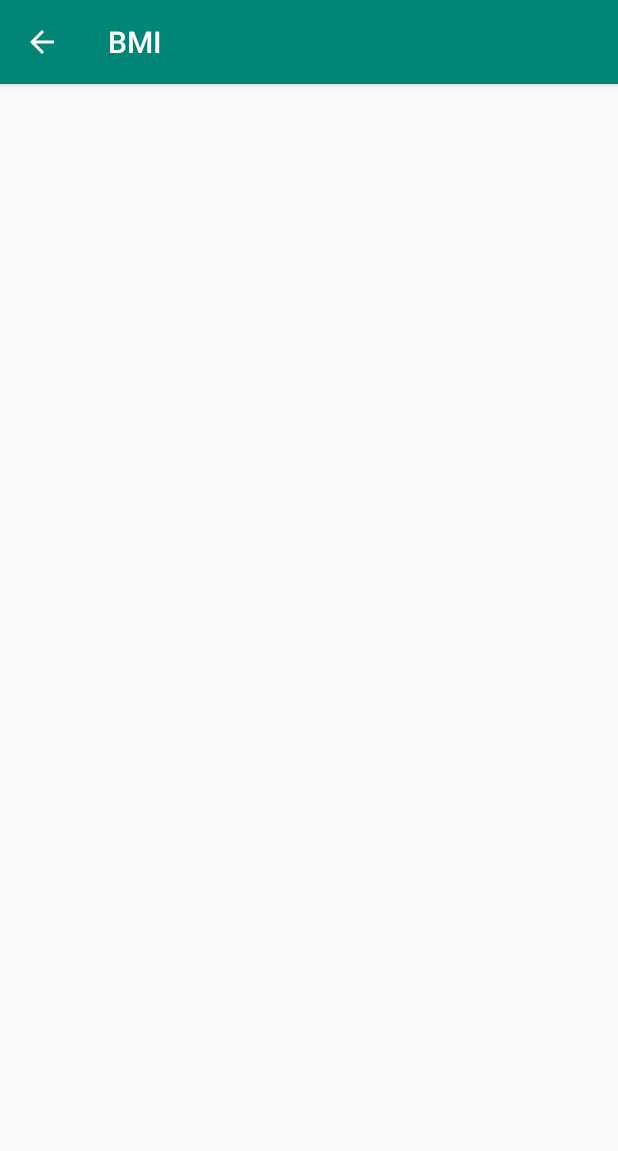
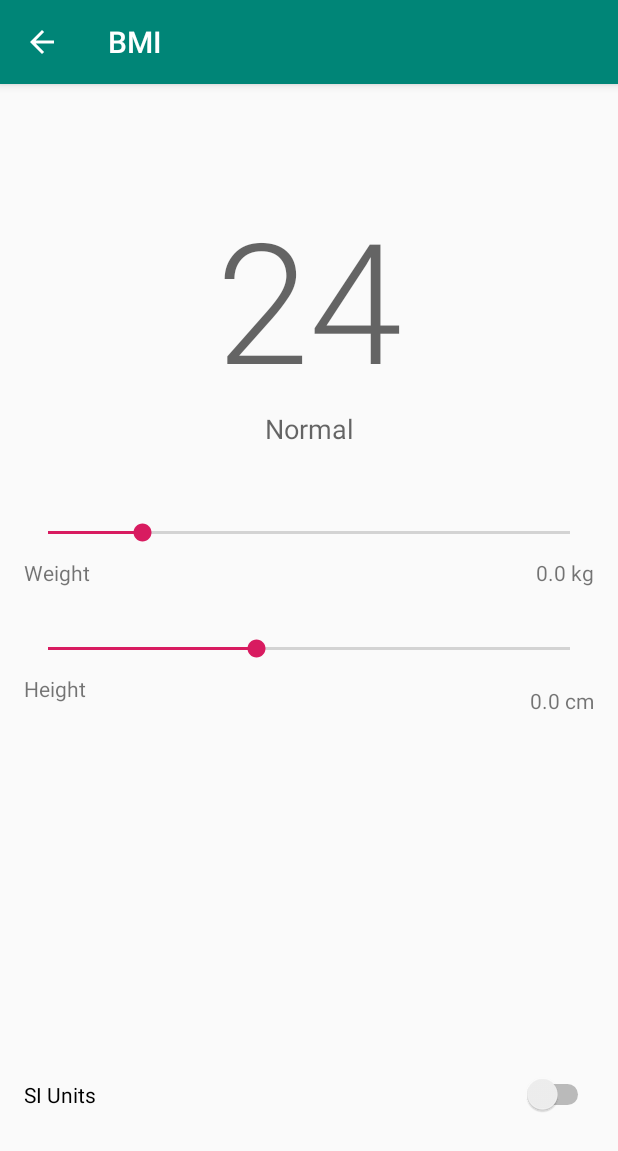
Before and after one commit to ragunathjawahar/bench-press, an Android app: the BmiActivity screen opened directly, with no data from a screen before it, on a phone screen of 412 x 824 dp. Shown: the top 1151 px of the screen. Run offline under Robolectric (Android 15) with nearby library versions, the phone set to English and light mode, and no system bars.

Commit message:
BMI, add XML layout and string resources.

```diff
--- a/app/src/main/java/io/redgreen/benchpress/bmi/BmiActivity.kt
+++ b/app/src/main/java/io/redgreen/benchpress/bmi/BmiActivity.kt
@@ -3,10 +3,19 @@ package io.redgreen.benchpress.bmi
 import android.os.Bundle
 import io.redgreen.benchpress.R
 import io.redgreen.benchpress.architecture.BaseActivity
+import kotlinx.android.synthetic.main.bmi_activity.*
 
 class BmiActivity : BaseActivity() {
   override fun onCreate(savedInstanceState: Bundle?) {
     super.onCreate(savedInstanceState)
     setContentView(R.layout.bmi_activity)
+    deleteMe()
+  }
+
+  private fun deleteMe() {
+    bmiTextView.text = 24.toString()
+    bmiCategoryTextView.text = getString(R.string.normal)
+    weightTextView.text = getString(R.string.template_weight_si, 0.0)
+    heightTextView.text = getString(R.string.template_height_si, 0.0)
   }
 }
--- a/app/src/main/res/layout/bmi_activity.xml
+++ b/app/src/main/res/layout/bmi_activity.xml
@@ -1,7 +1,113 @@
 <?xml version="1.0" encoding="utf-8"?>
 <android.support.constraint.ConstraintLayout
   xmlns:android="http://schemas.android.com/apk/res/android"
+  xmlns:app="http://schemas.android.com/apk/res-auto"
+  xmlns:tools="http://schemas.android.com/tools"
   android:layout_width="match_parent"
   android:layout_height="match_parent">
 
+  <TextView
+    android:id="@+id/bmiTextView"
+    android:layout_width="wrap_content"
+    android:layout_height="wrap_content"
+    android:layout_marginBottom="8dp"
+    android:layout_marginEnd="8dp"
+    android:layout_marginLeft="8dp"
+    android:layout_marginRight="8dp"
+    android:layout_marginStart="8dp"
+    android:layout_marginTop="8dp"
+    android:singleLine="true"
+    android:ellipsize="marquee"
+    android:textAppearance="@style/TextAppearance.AppCompat.Display4"
+    app:layout_constraintBottom_toBottomOf="parent"
+    app:layout_constraintEnd_toEndOf="parent"
+    app:layout_constraintStart_toStartOf="parent"
+    app:layout_constraintTop_toTopOf="parent"
+    app:layout_constraintVertical_bias="0.1"
+    tools:text="24"/>
+
+  <TextView
+    android:id="@+id/bmiCategoryTextView"
+    android:layout_width="0dp"
+    android:layout_height="wrap_content"
+    android:layout_marginEnd="16dp"
+    android:layout_marginLeft="16dp"
+    android:layout_marginRight="16dp"
+    android:layout_marginStart="16dp"
+    android:gravity="center"
+    android:textAppearance="@style/TextAppearance.AppCompat.Medium"
+    android:singleLine="true"
+    android:ellipsize="marquee"
+    app:layout_constraintEnd_toEndOf="parent"
+    app:layout_constraintStart_toStartOf="parent"
+    app:layout_constraintTop_toBottomOf="@+id/bmiTextView"
+    tools:text="Normal"/>
+
+  <SeekBar
+    android:id="@+id/weightSeekBar"
+    android:layout_width="0dp"
+    android:layout_height="wrap_content"
+    android:layout_marginTop="48dp"
+    android:progress="@integer/default_weight_progress"
+    app:layout_constraintEnd_toEndOf="@+id/bmiCategoryTextView"
+    app:layout_constraintStart_toStartOf="@+id/bmiCategoryTextView"
+    app:layout_constraintTop_toBottomOf="@+id/bmiCategoryTextView"/>
+
+  <TextView
+    android:id="@+id/weightLabelTextView"
+    android:layout_width="wrap_content"
+    android:layout_height="wrap_content"
+    android:layout_marginTop="8dp"
+    android:text="@string/weight"
+    app:layout_constraintStart_toStartOf="@+id/weightSeekBar"
+    app:layout_constraintTop_toBottomOf="@+id/weightSeekBar"/>
+
+  <TextView
+    android:id="@+id/weightTextView"
+    android:layout_width="wrap_content"
+    android:layout_height="wrap_content"
+    app:layout_constraintEnd_toEndOf="@+id/weightSeekBar"
+    app:layout_constraintTop_toTopOf="@+id/weightLabelTextView"
+    tools:text="80 kg"/>
+
+  <SeekBar
+    android:id="@+id/heightSeekBar"
+    android:layout_width="0dp"
+    android:layout_height="wrap_content"
+    android:layout_marginTop="32dp"
+    android:progress="@integer/default_height_progress"
+    app:layout_constraintEnd_toEndOf="@+id/weightSeekBar"
+    app:layout_constraintStart_toStartOf="@+id/weightSeekBar"
+    app:layout_constraintTop_toBottomOf="@+id/weightLabelTextView"/>
+
+  <TextView
+    android:id="@+id/heightLabelTextView"
+    android:layout_width="wrap_content"
+    android:layout_height="wrap_content"
+    android:layout_marginTop="8dp"
+    android:text="@string/height"
+    app:layout_constraintStart_toStartOf="@+id/heightSeekBar"
+    app:layout_constraintTop_toBottomOf="@+id/heightSeekBar"/>
+
+  <TextView
+    android:id="@+id/heightTextView"
+    android:layout_width="wrap_content"
+    android:layout_height="wrap_content"
+    android:layout_marginTop="8dp"
+    app:layout_constraintEnd_toEndOf="@+id/heightSeekBar"
+    app:layout_constraintTop_toTopOf="@+id/heightLabelTextView"
+    tools:text="170 cm"/>
+
+  <Switch
+    android:id="@+id/measurementSystemSwitch"
+    android:layout_width="0dp"
+    android:layout_height="wrap_content"
+    android:layout_marginBottom="8dp"
+    android:layout_marginTop="8dp"
+    android:text="@string/si_units"
+    app:layout_constraintBottom_toBottomOf="parent"
+    app:layout_constraintEnd_toEndOf="@+id/heightSeekBar"
+    app:layout_constraintStart_toStartOf="@+id/heightLabelTextView"
+    app:layout_constraintTop_toTopOf="parent"
+    app:layout_constraintVertical_bias="0.9"/>
 </android.support.constraint.ConstraintLayout>
--- /dev/null
+++ b/app/src/main/res/values/bmi_config.xml
@@ -0,0 +1,12 @@
+<?xml version="1.0" encoding="utf-8"?>
+<resources>
+  <!-- Weight -->
+  <integer name="min_weight_kg">30</integer>
+  <integer name="default_weight_kg">48</integer>
+  <integer name="default_weight_progress">18</integer> <!-- (default - min) -->
+
+  <!-- Height -->
+  <integer name="min_height_cm">120</integer>
+  <integer name="default_height_cm">160</integer>
+  <integer name="default_height_progress">40</integer> <!-- (default - min) -->
+</resources>
--- /dev/null
+++ b/app/src/main/res/values/bmi_strings.xml
@@ -0,0 +1,23 @@
+<resources>
+  <string name="bmi_title">BMI</string>
+  <string name="weight">Weight</string>
+  <string name="height">Height</string>
+  <string name="very_severely_underweight">Very Severely Underweight</string>
+  <string name="severely_underweight">Severely Underweight</string>
+  <string name="underweight">Underweight</string>
+  <string name="normal">Normal</string>
+  <string name="overweight">Overweight</string>
+  <string name="obese_class_1">Obese Class I</string>
+  <string name="obese_class_2">Obese Class II</string>
+  <string name="obese_class_3">Obese Class III</string>
+  <string name="obese_class_4">Obese Class IV</string>
+  <string name="obese_class_5">Obese Class V</string>
+  <string name="obese_class_6">Obese Class VI</string>
+  <string name="template_bmi">%.1f</string>
+  <string name="template_weight_si">%.1f kg</string>
+  <string name="template_height_si">%.1f cm</string>
+  <string name="template_weight_imperial">%.2f lb</string>
+  <string name="template_height_imperial">%.2f ft</string>
+  <string name="si_units">SI Units</string>
+  <string name="imperial_units">Imperial Units</string>
+</resources>
--- a/app/src/main/res/values/strings.xml
+++ b/app/src/main/res/values/strings.xml
@@ -1,7 +1,6 @@
 <resources>
   <string name="app_name">Bench Press</string>
 
-  <string name="bmi_title">BMI</string>
   <string name="counter_title">Counter</string>
   <string name="hello_stranger_title">Hello, Stranger</string>
   <string name="image_picker_title">Image Picker</string>
```
